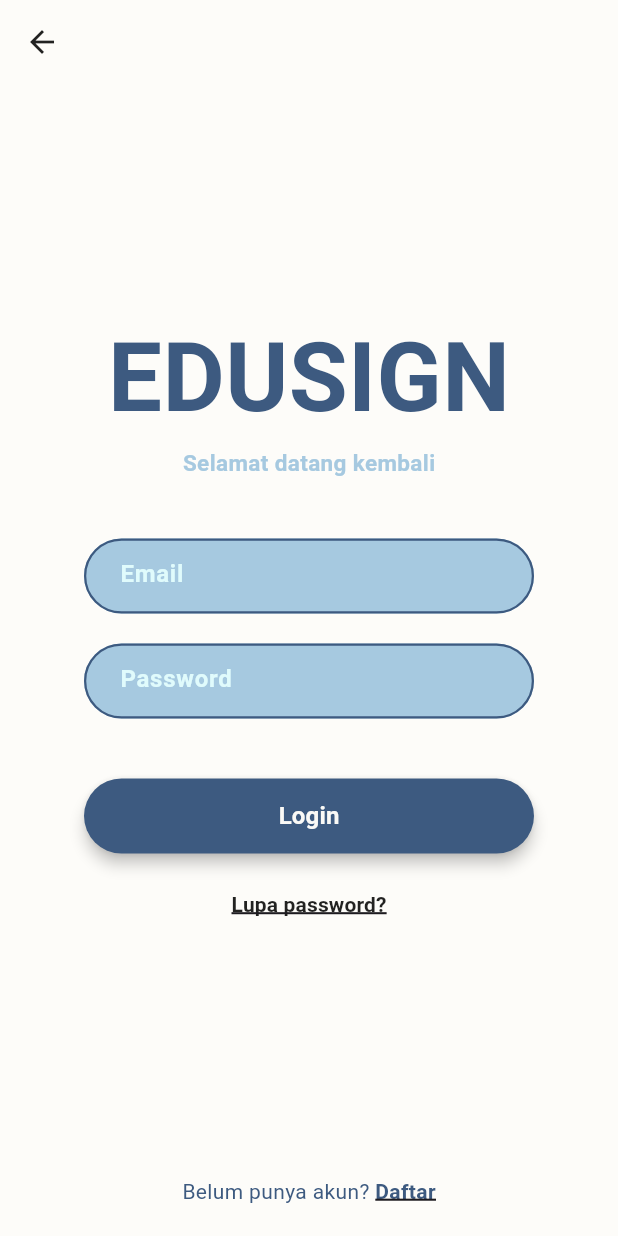
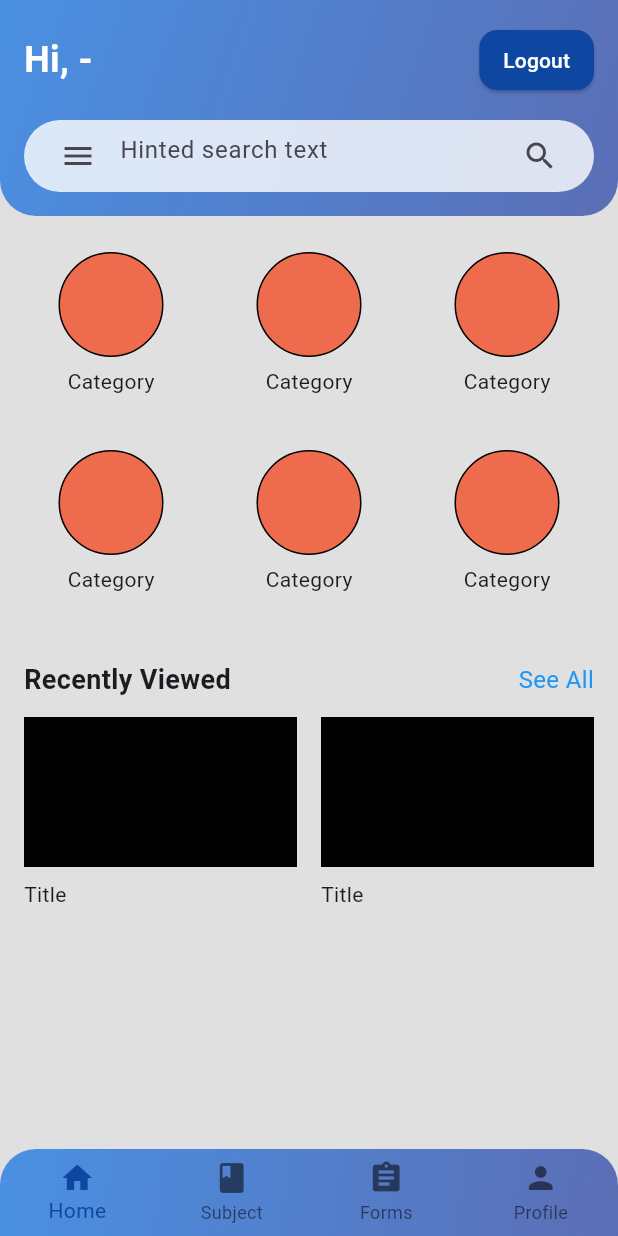
Before and after one commit to ReymonthaTarigan/PPL2-Edusign, a Flutter app: the LoginScreen screen opened directly, after a tap on "Login", on a phone screen of 412 x 824 dp. Run offline on Flutter 3.47's test engine with Material 3 defaults, Android fonts, the phone set to English and light mode, and no system bars; our stand-ins replace firebase_core; accounts and stored records are empty.

Commit message:
UI ia i placeholder homepage

```diff
--- /dev/null
+++ b/lib/homepage.dart
@@ -0,0 +1,225 @@
+import 'package:flutter/material.dart';
+import 'frontpage.dart';
+
+class HomePage extends StatelessWidget {
+  const HomePage({super.key});
+
+  @override
+  Widget build(BuildContext context) {
+    return Scaffold(
+      backgroundColor: const Color(0xFFE0E0E0),
+      body: SafeArea(
+        child: Column(
+          crossAxisAlignment: CrossAxisAlignment.start,
+          children: [
+            // Header
+            Container(
+              padding: const EdgeInsets.all(16),
+              decoration: const BoxDecoration(
+                gradient: LinearGradient(
+                  colors: [Color(0xFF4A90E2), Color(0xFF5B6EB5)],
+                  begin: Alignment.topLeft,
+                  end: Alignment.bottomRight,
+                ),
+                borderRadius: BorderRadius.only(
+                  bottomLeft: Radius.circular(24),
+                  bottomRight: Radius.circular(24),
+                ),
+              ),
+              child: Column(
+                crossAxisAlignment: CrossAxisAlignment.start,
+                children: [
+                  // Salam + tombol logout
+                  Row(
+                    mainAxisAlignment: MainAxisAlignment.spaceBetween,
+                    children: [
+                      const Text(
+                        "Hi, -",
+                        style: TextStyle(
+                          fontSize: 24,
+                          fontWeight: FontWeight.bold,
+                          color: Colors.white,
+                        ),
+                      ),
+                      ElevatedButton(
+                        style: ElevatedButton.styleFrom(
+                          backgroundColor: Colors.blue[900],
+                          padding: const EdgeInsets.symmetric(
+                              horizontal: 16, vertical: 8),
+                          shape: RoundedRectangleBorder(
+                            borderRadius: BorderRadius.circular(12),
+                          ),
+                        ),
+                        onPressed: () {
+                          Navigator.pushAndRemoveUntil(
+                            context,
+                            MaterialPageRoute(
+                                builder: (context) => const FrontPage()),
+                            (route) => false,
+                          );
+                        },
+                        child: const Text(
+                          "Logout",
+                          style: TextStyle(color: Colors.white),
+                        ),
+                      ),
+                    ],
+                  ),
+                  const SizedBox(height: 16),
+                  // Search bar
+                  Container(
+                    padding: const EdgeInsets.symmetric(horizontal: 12),
+                    decoration: BoxDecoration(
+                      color: Colors.white.withOpacity(0.8),
+                      borderRadius: BorderRadius.circular(30),
+                    ),
+                    child: const TextField(
+                      decoration: InputDecoration(
+                        hintText: "Hinted search text",
+                        border: InputBorder.none,
+                        prefixIcon: Icon(Icons.menu),
+                        suffixIcon: Icon(Icons.search),
+                      ),
+                    ),
+                  ),
+                ],
+              ),
+            ),
+
+            const SizedBox(height: 24),
+
+            // Grid kategori
+            Padding(
+              padding: const EdgeInsets.symmetric(horizontal: 16),
+              child: GridView.count(
+                crossAxisCount: 3,
+                shrinkWrap: true,
+                physics: const NeverScrollableScrollPhysics(),
+                crossAxisSpacing: 16,
+                mainAxisSpacing: 16,
+                children: List.generate(6, (index) {
+                  return Column(
+                    children: [
+                      Container(
+                        width: 70,
+                        height: 70,
+                        decoration: BoxDecoration(
+                          color: Color(0xFFEE6C4D),
+                          shape: BoxShape.circle,
+                          border: Border.all(color: Colors.black, width: 1),
+                        ),
+                      ),
+                      const SizedBox(height: 6),
+                      const Text("Category"),
+                    ],
+                  );
+                }),
+              ),
+            ),
+
+            const SizedBox(height: 24),
+
+            // Recently viewed
+            Padding(
+              padding: const EdgeInsets.symmetric(horizontal: 16),
+              child: Row(
+                mainAxisAlignment: MainAxisAlignment.spaceBetween,
+                children: const [
+                  Text(
+                    "Recently Viewed",
+                    style: TextStyle(
+                      fontSize: 18,
+                      fontWeight: FontWeight.bold,
+                    ),
+                  ),
+                  Text(
+                    "See All",
+                    style: TextStyle(
+                      fontSize: 16,
+                      color: Colors.blue,
+                    ),
+                  ),
+                ],
+              ),
+            ),
+            const SizedBox(height: 12),
+            Padding(
+              padding: const EdgeInsets.symmetric(horizontal: 16),
+              child: Row(
+                children: [
+                  Expanded(
+                    child: Column(
+                      crossAxisAlignment: CrossAxisAlignment.start,
+                      children: [
+                        Container(
+                          height: 100,
+                          color: Colors.black,
+                        ),
+                        const SizedBox(height: 8),
+                        const Text("Title"),
+                      ],
+                    ),
+                  ),
+                  const SizedBox(width: 16),
+                  Expanded(
+                    child: Column(
+                      crossAxisAlignment: CrossAxisAlignment.start,
+                      children: [
+                        Container(
+                          height: 100,
+                          color: Colors.black,
+                        ),
+                        const SizedBox(height: 8),
+                        const Text("Title"),
+                      ],
+                    ),
+                  ),
+                ],
+              ),
+            ),
+          ],
+        ),
+      ),
+
+      // Bottom Navigation
+      bottomNavigationBar: Container(
+        decoration: const BoxDecoration(
+          gradient: LinearGradient(
+            colors: [Color(0xFF4A90E2), Color(0xFF5B6EB5)],
+            begin: Alignment.topLeft,
+            end: Alignment.bottomRight,
+          ),
+          borderRadius: BorderRadius.only(
+            topLeft: Radius.circular(24),
+            topRight: Radius.circular(24),
+          ),
+        ),
+        child: BottomNavigationBar(
+          type: BottomNavigationBarType.fixed,
+          backgroundColor: Colors.transparent,
+          elevation: 0,
+          selectedItemColor: Colors.blue[900],
+          unselectedItemColor: Colors.black54,
+          items: const [
+            BottomNavigationBarItem(
+              icon: Icon(Icons.home),
+              label: "Home",
+            ),
+            BottomNavigationBarItem(
+              icon: Icon(Icons.book),
+              label: "Subject",
+            ),
+            BottomNavigationBarItem(
+              icon: Icon(Icons.assignment),
+              label: "Forms",
+            ),
+            BottomNavigationBarItem(
+              icon: Icon(Icons.person),
+              label: "Profile",
+            ),
+          ],
+        ),
+      ),
+    );
+  }
+}
--- a/lib/login.dart
+++ b/lib/login.dart
@@ -1,6 +1,7 @@
 import 'package:flutter/material.dart';
 import 'forgot.dart';
 import 'register.dart';
+import 'homepage.dart';
 
 class LoginScreen extends StatelessWidget {
   const LoginScreen({super.key});
@@ -84,6 +85,12 @@ class LoginScreen extends StatelessWidget {
                           ),
                           onPressed: () {
                             // aksi login
+                            Navigator.pushAndRemoveUntil(
+                            context,
+                            MaterialPageRoute(
+                                builder: (context) => const HomePage()),
+                            (route) => false,
+                          );
                           },
                           child: const Text(
                             "Login",
```
